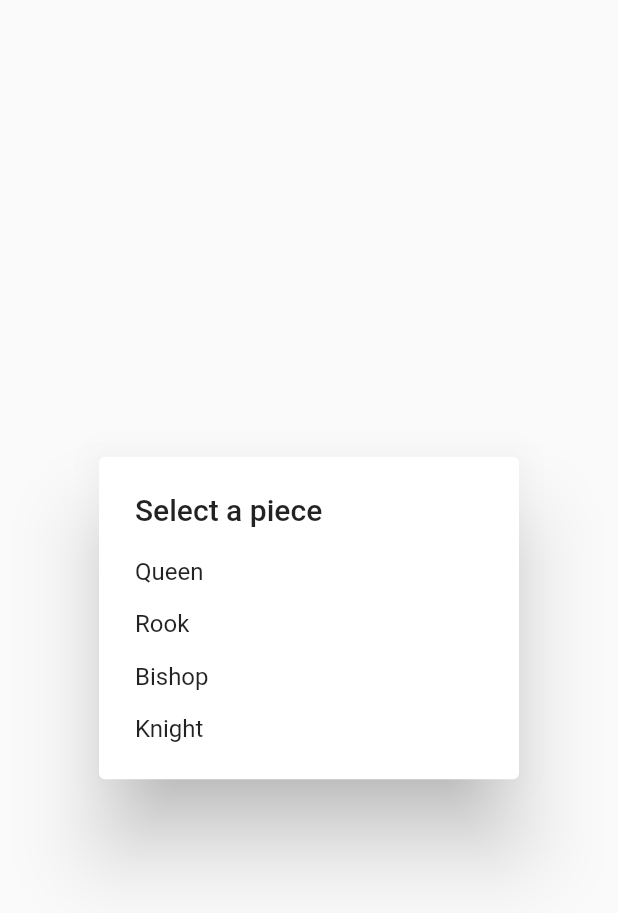
After one commit to korkmazMert/Chess, a Flutter app: the LevelUpPage screen opened directly, on a phone screen of 412 x 824 dp. The commit adds this screen. Shown: the top 913 px of the screen. Run offline on Flutter 3.47's test engine with Material 2 defaults, Android fonts, the phone set to English and light mode, and no system bars.

Commit message:
pawnLevelUpAdded

```diff
--- a/lib/Homescreen.dart
+++ b/lib/Homescreen.dart
@@ -1,8 +1,11 @@
+import 'package:chessgame1/LevelUpPage.dart';
 import 'package:chessgame1/game_coordinator.dart';
+import 'package:chessgame1/pieces/bishop.dart';
 import 'package:chessgame1/pieces/chess_piece.dart';
+import 'package:chessgame1/pieces/knight.dart';
+import 'package:chessgame1/pieces/queen.dart';
+import 'package:chessgame1/pieces/rook.dart';
 import 'package:flutter/material.dart';
-import 'package:flutter/src/widgets/framework.dart';
-import 'package:flutter/src/widgets/placeholder.dart';
 
 class Homescreen extends StatefulWidget {
   const Homescreen({super.key});
@@ -18,6 +21,7 @@ class _HomescreenState extends State<Homescreen> {
   final GameCoordinator coordinator = GameCoordinator.newGame();
   List<ChessPiece> get pieces => coordinator.pieces;
   PlayerColor currentTurn = PlayerColor.white;
+  String levelUpPieceName = "Rook";
 
   @override
   Widget build(BuildContext context) {
@@ -63,15 +67,38 @@ class _HomescreenState extends State<Homescreen> {
 
   DragTarget<ChessPiece> buildDragTarget(int x, int y) {
     return DragTarget<ChessPiece>(
-      onAccept: (piece) {
+      onAccept: (piece) async {
         final capturedPiece = coordinator.pieceOfTile(x, y);
-
-        setState(() {
         piece.location = Location(x, y, piece.pieceColor);
         if (capturedPiece != null) {
+          if (piece.name == "pawn" &&
+              capturedPiece.location.y == 0 &&
+              piece.pieceColor == PlayerColor.white) {
+            pieces.remove(capturedPiece);
+            pieces.remove(piece);
+            // pieces.add(Queen(piece.pieceColor, piece.location));
+
+            await popUpSelection(piece);
+          }
+          if (piece.name == "pawn" &&
+              capturedPiece.location.y == 7 &&
+              piece.pieceColor == PlayerColor.black) {
+            pieces.remove(
+                capturedPiece); // piyon oraya ilerlemeden capture işlemi yapılacak
+            pieces.remove(
+                piece); // piyonun farklı bir taş olabilmesi için önce silip aynı konuma yeni taş eklenecek
+            // pieces.add(Queen(piece.pieceColor, piece.location)); // oyuna yeni taş ekleme kodu
+
+            await popUpSelection(
+                piece); // yeni sayfaya gidip seçim yapıp veriyi geri gönderen method
+          } else {
             print("$capturedPiece captured!!");
             pieces.remove(capturedPiece);
           }
+        }
+
+        setState(
+          () {
             if (capturedPiece?.name == "king") {
               Navigator.pushReplacement(
                   context,
@@ -79,12 +106,9 @@ class _HomescreenState extends State<Homescreen> {
                     builder: (context) => const Homescreen(),
                   ));
             }
-          if (currentTurn == PlayerColor.white) {
-            currentTurn = PlayerColor.black;
-          } else {
-            currentTurn = PlayerColor.white;
-          }
-        });
+            currentTurnChanger();
+          },
+        );
       },
       onWillAccept: (piece) {
         if (piece == null) {
@@ -104,6 +128,31 @@ class _HomescreenState extends State<Homescreen> {
         child: _buildChessPieces(x, y),
       ),
     );
+  }
+
+  Future<void> popUpSelection(ChessPiece piece) async {
+    final result = await Navigator.push(
+        context,
+        MaterialPageRoute(
+          builder: (context) => const LevelUpPage(),
+        ));
+    if (result == "Queen") {
+      pieces.add(Queen(piece.pieceColor, piece.location));
+    } else if (result == "Rook") {
+      pieces.add(Rook(piece.pieceColor, piece.location));
+    } else if (result == "Bishop") {
+      pieces.add(Bishop(piece.pieceColor, piece.location));
+    } else if (result == "Knight") {
+      pieces.add(Knight(piece.pieceColor, piece.location));
+    }
+  }
+
+  void currentTurnChanger() {
+    if (currentTurn == PlayerColor.white) {
+      currentTurn = PlayerColor.black;
+    } else {
+      currentTurn = PlayerColor.white;
+    }
   }
 
   Widget? _buildChessPieces(int x, int y) {
--- /dev/null
+++ b/lib/LevelUpPage.dart
@@ -0,0 +1,52 @@
+import 'package:flutter/material.dart';
+import 'package:flutter/src/widgets/framework.dart';
+
+class LevelUpPage extends StatefulWidget {
+  const LevelUpPage({super.key});
+
+  @override
+  State<LevelUpPage> createState() => _LevelUpPageState();
+}
+
+class _LevelUpPageState extends State<LevelUpPage> {
+  late String levelUpPieceName;
+
+  @override
+  Widget build(BuildContext context) {
+    return Scaffold(
+      body: SimpleDialog(
+        title: const Text("Select a piece"),
+        children: [
+          SimpleDialogOption(
+            child: const Text("Queen"),
+            onPressed: () async {
+              levelUpPieceName = "Queen";
+              Navigator.pop(context, levelUpPieceName);
+            },
+          ),
+          SimpleDialogOption(
+            child: const Text("Rook"),
+            onPressed: () {
+              levelUpPieceName = "Rook";
+              Navigator.pop(context, levelUpPieceName);
+            },
+          ),
+          SimpleDialogOption(
+            child: const Text("Bishop"),
+            onPressed: () {
+              levelUpPieceName = "Bishop";
+              Navigator.pop(context, levelUpPieceName);
+            },
+          ),
+          SimpleDialogOption(
+            child: const Text("Knight"),
+            onPressed: () {
+              levelUpPieceName = "Knight";
+              Navigator.pop(context, levelUpPieceName);
+            },
+          ),
+        ],
+      ),
+    );
+  }
+}
--- a/lib/game_coordinator.dart
+++ b/lib/game_coordinator.dart
@@ -6,9 +6,10 @@ import 'package:chessgame1/pieces/pawn.dart';
 import 'package:chessgame1/pieces/queen.dart';
 import 'package:chessgame1/pieces/rook.dart';
 import 'package:collection/collection.dart';
+import 'package:flutter/material.dart';
 
 class GameCoordinator {
-  final List<ChessPiece> pieces;
+  late final List<ChessPiece> pieces;
   PlayerColor currentTurn = PlayerColor.white;
   GameCoordinator(this.pieces);
   ChessPiece? pieceOfTile(int x, int y) =>
--- a/lib/pieces/pawn.dart
+++ b/lib/pieces/pawn.dart
@@ -77,6 +77,7 @@ class Pawn extends ChessPiece {
     return List<Location?>.generate(8, (i) {
       int dx = 0;
       int dy = 0;
+
       if (hasFoundCapture) return null;
       if (currentTurn == pieceColor) {
         if (isUp && isRight && pieceColor == PlayerColor.white) {
```
Lines whose indentation alone changed are shown as unchanged.
